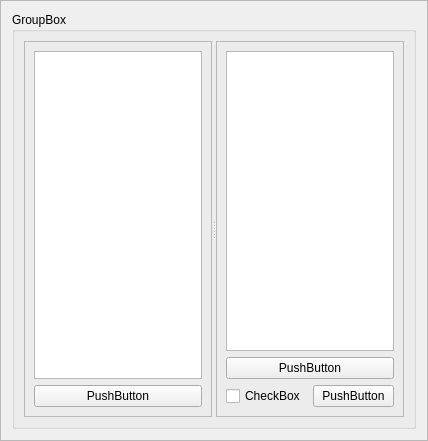
Old version of the form paws/ui/qtui/text_input_loader.ui in the repository slaclab/paws.
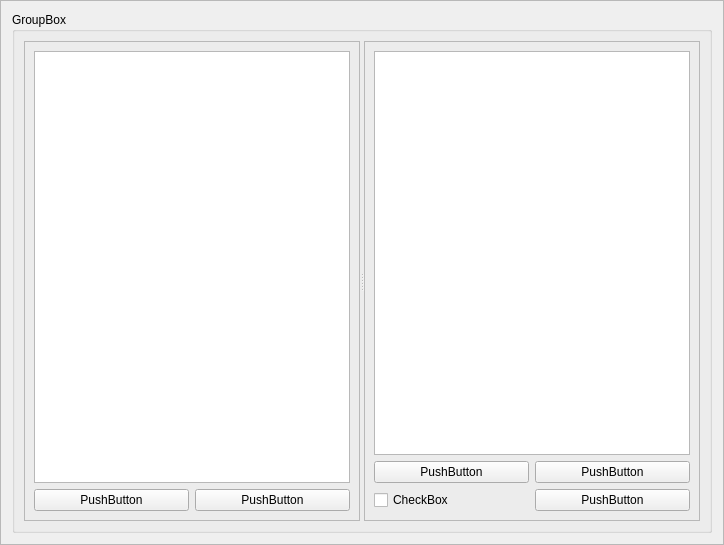
New version of the form.

Patch:
```diff
--- a/paws/ui/qtui/text_input_loader.ui
+++ b/paws/ui/qtui/text_input_loader.ui
@@ -6,8 +6,8 @@
    <rect>
     <x>0</x>
     <y>0</y>
-    <width>428</width>
-    <height>441</height>
+    <width>724</width>
+    <height>545</height>
    </rect>
   </property>
   <property name="windowTitle">
@@ -25,7 +25,7 @@
      <property name="title">
       <string>GroupBox</string>
      </property>
-     <layout class="QGridLayout" name="gridLayout_2">
+     <layout class="QGridLayout" name="gridLayout_4">
       <item row="0" column="0">
        <widget class="QSplitter" name="splitter">
         <property name="orientation">
@@ -38,17 +38,24 @@
          <property name="frameShadow">
           <enum>QFrame::Raised</enum>
          </property>
-         <layout class="QVBoxLayout" name="verticalLayout">
-          <item>
-           <widget class="QPlainTextEdit" name="source_textedit"/>
-          </item>
-          <item>
+         <layout class="QGridLayout" name="gridLayout_2">
+          <item row="1" column="1">
            <widget class="QPushButton" name="add_button">
             <property name="text">
              <string>PushButton</string>
             </property>
            </widget>
           </item>
+          <item row="1" column="0">
+           <widget class="QPushButton" name="set_button">
+            <property name="text">
+             <string>PushButton</string>
+            </property>
+           </widget>
+          </item>
+          <item row="0" column="0" colspan="2">
+           <widget class="QPlainTextEdit" name="source_textedit"/>
+          </item>
          </layout>
         </widget>
         <widget class="QFrame" name="values_frame">
@@ -59,28 +66,35 @@
           <enum>QFrame::Raised</enum>
          </property>
          <layout class="QGridLayout" name="gridLayout">
-          <item row="2" column="2">
-           <widget class="QPushButton" name="finish_button">
-            <property name="text">
-             <string>PushButton</string>
-            </property>
-           </widget>
-          </item>
-          <item row="2" column="1">
+          <item row="2" column="0">
            <widget class="QCheckBox" name="list_toggle">
             <property name="text">
              <string>CheckBox</string>
             </property>
            </widget>
           </item>
-          <item row="1" column="1" colspan="2">
+          <item row="1" column="0">
            <widget class="QPushButton" name="remove_button">
             <property name="text">
              <string>PushButton</string>
             </property>
            </widget>
           </item>
-          <item row="0" column="1" colspan="2">
+          <item row="1" column="1">
+           <widget class="QPushButton" name="clear_button">
+            <property name="text">
+             <string>PushButton</string>
+            </property>
+           </widget>
+          </item>
+          <item row="2" column="1">
+           <widget class="QPushButton" name="finish_button">
+            <property name="text">
+             <string>PushButton</string>
+            </property>
+           </widget>
+          </item>
+          <item row="0" column="0" colspan="2">
            <widget class="QListView" name="values_list"/>
           </item>
          </layout>
```
